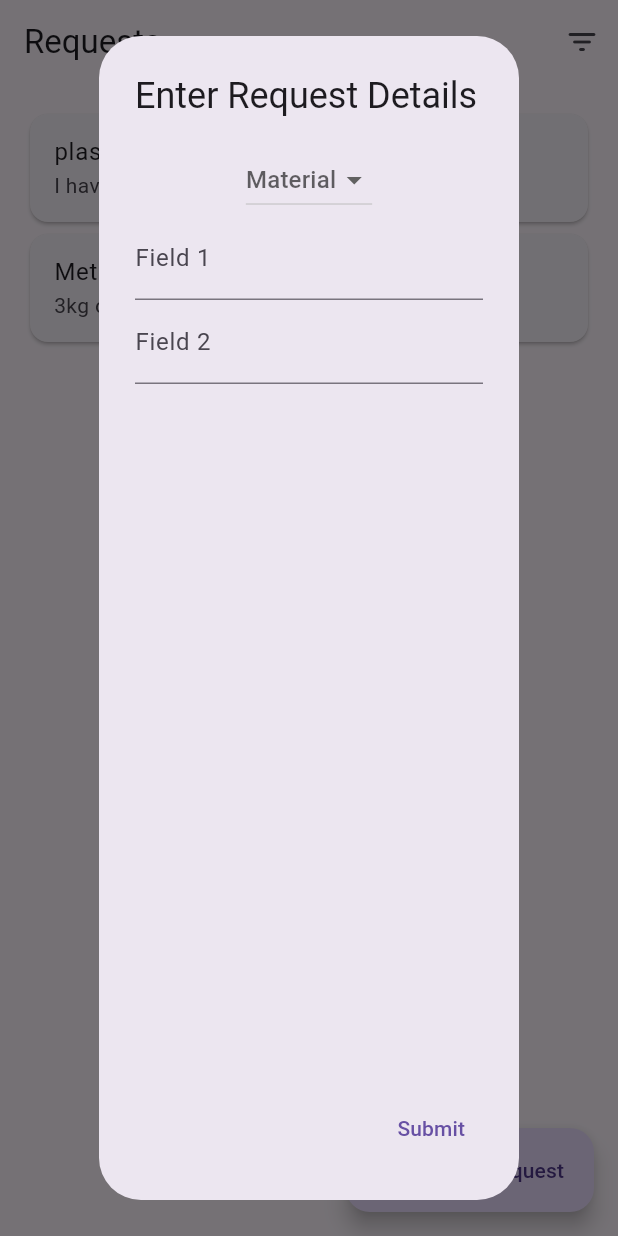
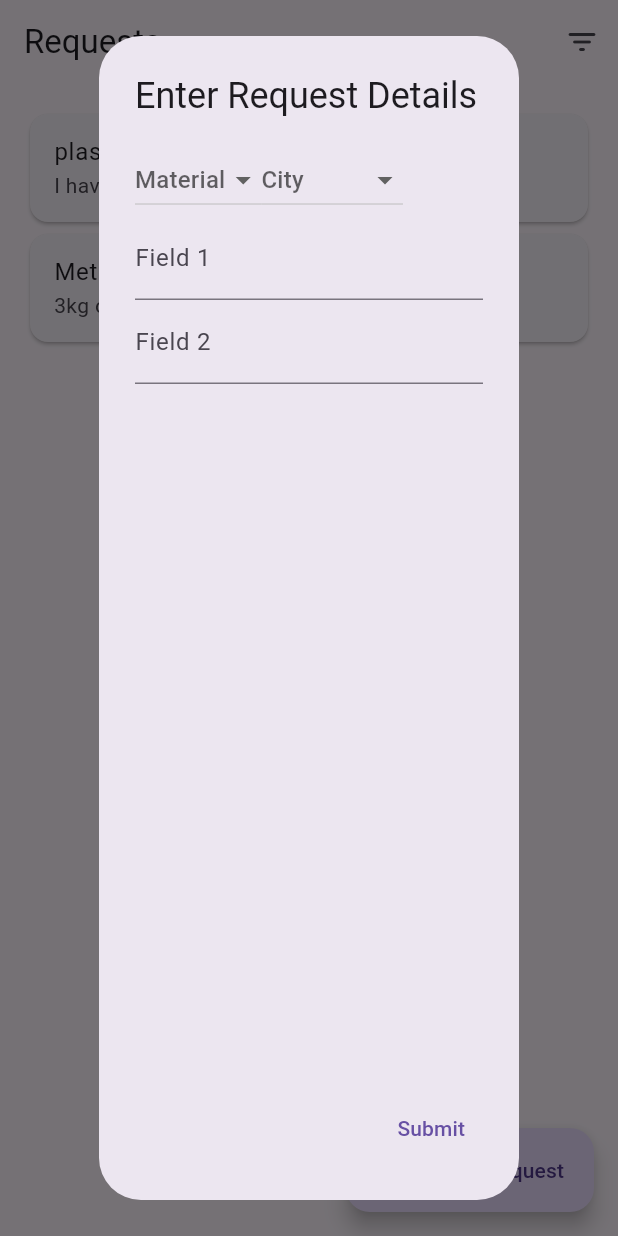
Before and after one commit to OneRedBlip/GraduationProject, a Flutter app: the RequestsPage screen opened directly with empty values, after a tap on "Create Request", on a phone screen of 412 x 824 dp. Run offline on Flutter 3.47's test engine with Material 3 defaults, Android fonts, the phone set to English and light mode, and no system bars; network calls fail.

Commit message:
Add dropdown for the city

```diff
--- a/trash2treasure/lib/rquests_page.dart
+++ b/trash2treasure/lib/rquests_page.dart
@@ -15,6 +15,7 @@ class _RequestsPageState extends State<RequestsPage> {
   List<RequestCard> cardsList = [];
   String filterLocaion = "";
   String? newPostMaterial;
+  String? newPostCity;
 
   @override
   void initState() {
@@ -71,6 +72,8 @@ class _RequestsPageState extends State<RequestsPage> {
               key: formKey,
               child: Column(
                 children: [
+                  Row(
+                    children: [
                       DropdownButton<String>(
                         hint: Text('Material'),
                         value: newPostMaterial,
@@ -97,6 +100,31 @@ class _RequestsPageState extends State<RequestsPage> {
                             newPostMaterial = value;
                           });
                         },
+                      ),
+                      DropdownButton<String>(
+                        hint: Text('City'),
+                        value: newPostCity,
+                        items: [
+                          DropdownMenuItem(
+                            child: Text('Dammam'),
+                            value: 'Dammam',
+                          ),
+                          DropdownMenuItem(
+                            child: Text('Jubail'),
+                            value: 'Jubail',
+                          ),
+                          DropdownMenuItem(
+                            child: Text('Riyadh'),
+                            value: 'Riyadh'
+                          ),
+                        ],
+                        onChanged: (value) {
+                          setState(() {
+                            newPostCity = value;
+                          });
+                        },
+                      ),
+                    ],
                   ),
                   TextFormField(
                     decoration: InputDecoration(labelText: 'Field 1'),
```
Lines whose indentation alone changed are shown as unchanged.
